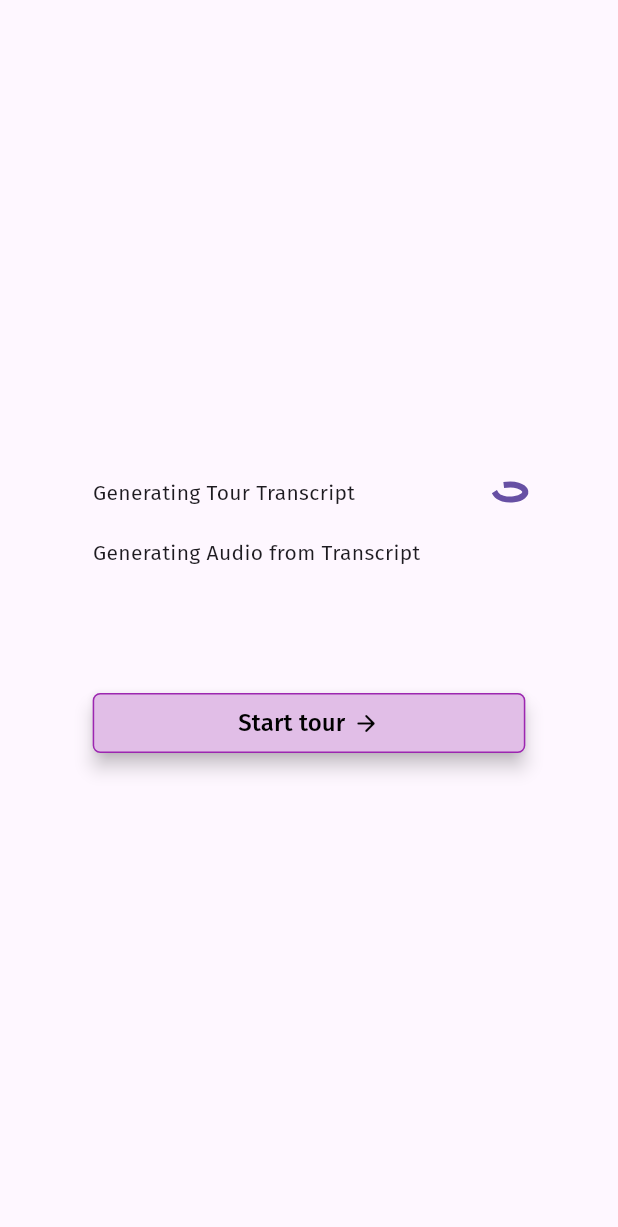
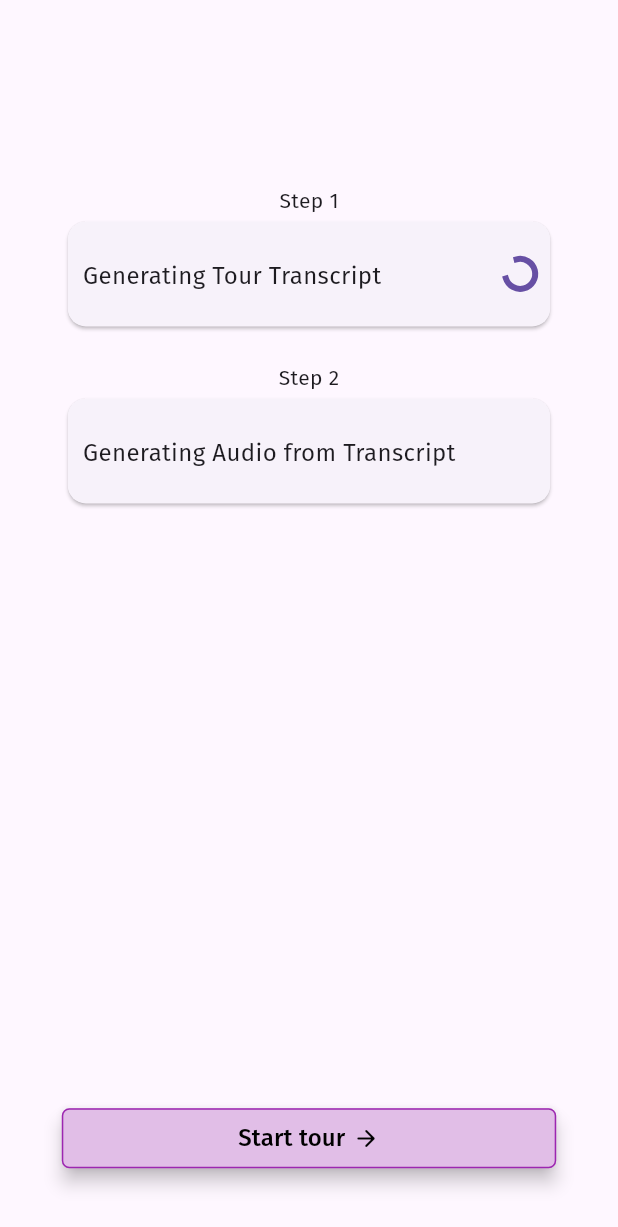
Before and after one commit to gawdam/Lorehunter, a Flutter app: the TourAudioLoadingScreen screen opened directly with empty values, on a phone screen of 412 x 824 dp. Shown: the top 1227 px of the screen. Run offline on Flutter 3.47's test engine with Material 3 defaults, Android fonts, the phone set to English and light mode, and no system bars; our stand-ins replace carousel_slider, csc_picker, dropdown_search, flutter_dotenv, flutter_html, flutter_riverpod and 12 more; missing offline and left inert: country_flags, dart:ffi, ffmpeg_kit_flutter, flutter_polyline_points; statements that could not run were skipped.

Commit message:
Normal audio tour, changes to setstate, tour cards, loading screen

```diff
--- a/lib/screens/homepage.dart
+++ b/lib/screens/homepage.dart
@@ -165,6 +165,9 @@ class _MyHomePageState extends ConsumerState<MyHomePage> {
                         child: FutureBuilder(
                             future: getToursFromFiles(),
                             builder: (context, snapshot) {
+                              if (snapshot.connectionState ==
+                                  ConnectionState.waiting)
+                                return CircularProgressIndicator();
                               if (snapshot.hasData) {
                                 if (snapshot.data != null &&
                                     snapshot.data!.isNotEmpty) {
--- a/lib/screens/itinerary.dart
+++ b/lib/screens/itinerary.dart
@@ -53,7 +53,6 @@ class _ItineraryPageState extends ConsumerState<ItineraryPage> {
                   height: MediaQuery.sizeOf(context).height,
                   child: TourPanelSlideUp(
                     tour: widget.tour,
-                    city: widget.tour.city,
                   )),
             ],
           ),
--- a/lib/screens/loading_screen.dart
+++ b/lib/screens/loading_screen.dart
@@ -98,35 +98,59 @@ class _TourAudioLoadingScreenState extends State<TourAudioLoadingScreen> {
     return Scaffold(
         body: Center(
       child: Container(
-        width: MediaQuery.sizeOf(context).width * 0.7,
+        width: MediaQuery.sizeOf(context).width * 0.8,
         height: MediaQuery.sizeOf(context).height * 0.9,
         alignment: Alignment.center,
         child: Column(
             mainAxisAlignment: MainAxisAlignment.center,
             crossAxisAlignment: CrossAxisAlignment.center,
+            mainAxisSize: MainAxisSize.min,
             children: [
-              loadingIndicator("Generating Tour Transcript",
+              SizedBox(
+                height: MediaQuery.sizeOf(context).height * 0.1,
+              ),
+              Text("Step 1"),
+              Card(
+                // elevation: 10,
+                child: Container(
+                  // height: 100,
+                  padding: EdgeInsets.symmetric(horizontal: 10, vertical: 25),
+                  child: loadingIndicator("Generating Tour Transcript",
                       _transcriptGenerated ? "completed" : "inProgress"),
+                ),
+              ),
               SizedBox(
                 height: 20,
               ),
+              Text("Step 2"),
+              Card(
+                child: Container(
+                  padding: EdgeInsets.symmetric(horizontal: 10, vertical: 25),
+                  child: Column(
+                    mainAxisSize: MainAxisSize.min,
+                    children: [
                       loadingIndicator(
                           "Generating Audio from Transcript",
                           _progress == 0
                               ? "notStarted"
-                      : _progress == widget.tour.updatedPlaces!.length + 1
+                              : _progress ==
+                                      widget.tour.updatedPlaces!.length + 1
                                   ? "completed"
                                   : "inProgress"),
                       if (_progress > 0)
                         Container(
                           height: 200,
-                  padding: EdgeInsets.fromLTRB(10, 0, 0, 0),
+                          padding: EdgeInsets.fromLTRB(20, 0, 0, 0),
                           alignment: Alignment.topLeft,
                           child: generatePlacesLoader(
                               widget.tour.updatedPlaces!, _progress),
                         ),
-              SizedBox(
-                height: 80,
+                    ],
+                  ),
+                ),
+              ),
+              Expanded(
+                child: Container(),
               ),
               ElevatedButton(
                 onPressed: () {
@@ -182,7 +206,7 @@ Widget generatePlacesLoader(List<String> places, int progress) {
       else
         state = "notStarted";
 
-      return loadingIndicator(place, state);
+      return loadingIndicator("- $place", state);
     }),
   );
 }
@@ -192,7 +216,12 @@ Widget loadingIndicator(String text, String state) {
     mainAxisAlignment: MainAxisAlignment.spaceBetween,
     crossAxisAlignment: CrossAxisAlignment.center,
     children: [
-      Text(text),
+      Container(
+          height: 20,
+          child: Text(
+            text,
+            style: TextStyle(fontSize: 16),
+          )),
       const SizedBox(width: 10),
       Builder(builder: (context) {
         switch (state) {
@@ -201,7 +230,7 @@ Widget loadingIndicator(String text, String state) {
           case 'inProgress':
             return Container(
                 width: 20,
-                height: 10,
+                height: 20,
                 child: const CircularProgressIndicator());
           case 'completed':
             return const Icon(Icons.check, color: Colors.green);
--- a/lib/widgets/tour_cards.dart
+++ b/lib/widgets/tour_cards.dart
@@ -105,12 +105,13 @@ class _TourCardState extends State<TourCard> {
           return Container(
               // color: Colors.black,
               // width: 200, //not working!
-              height: 420,
+              // height: 420,
               padding: EdgeInsets.symmetric(
                 horizontal: MediaQuery.sizeOf(context).width * 0.05,
                 // vertical: 2.5,
               ),
               child: Card(
+                // color: Color.fromARGB(255, 221, 220, 220),
                 child: Padding(
                   padding: const EdgeInsets.all(16.0),
                   child: Column(
@@ -120,6 +121,7 @@ class _TourCardState extends State<TourCard> {
                         widget.tour.name,
                         style: const TextStyle(
                             fontSize: 18, fontWeight: FontWeight.bold),
+                        textAlign: TextAlign.center,
                       ),
                       const SizedBox(height: 8.0),
 
@@ -130,7 +132,7 @@ class _TourCardState extends State<TourCard> {
                                 buildCarouselItem(_imageURL, "London bridge"))
                             .toList(),
                         options: CarouselOptions(
-                          height: 200.0,
+                          height: 150.0,
                           enlargeCenterPage: true,
                           autoPlay: true,
                           autoPlayInterval: const Duration(milliseconds: 1600),
```
Also changed, not shown: lib/interns/audio_guide_intern.dart (+3 -6 lines), lib/screens/audio_tour.dart (+20 -3 lines), lib/widgets/place_cards.dart (+1 -24 lines), lib/widgets/tour_panel_slide_up.dart (+6 -3 lines). Lines whose indentation alone changed are shown as unchanged.
